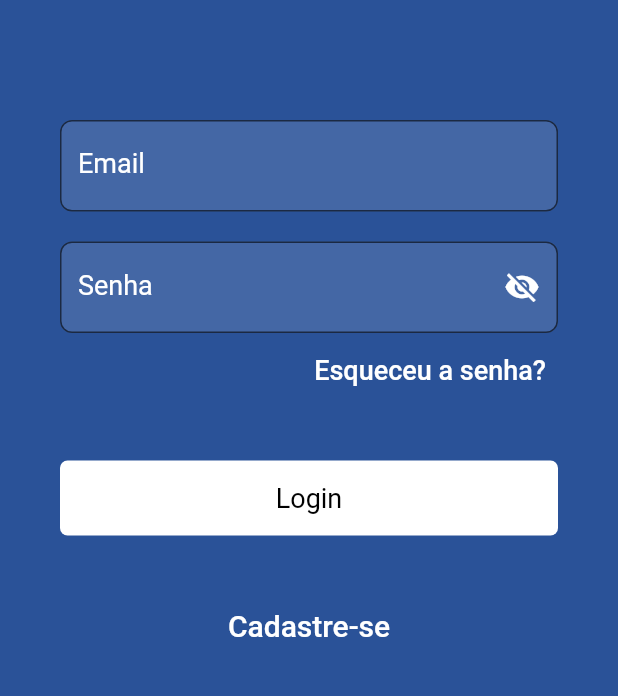
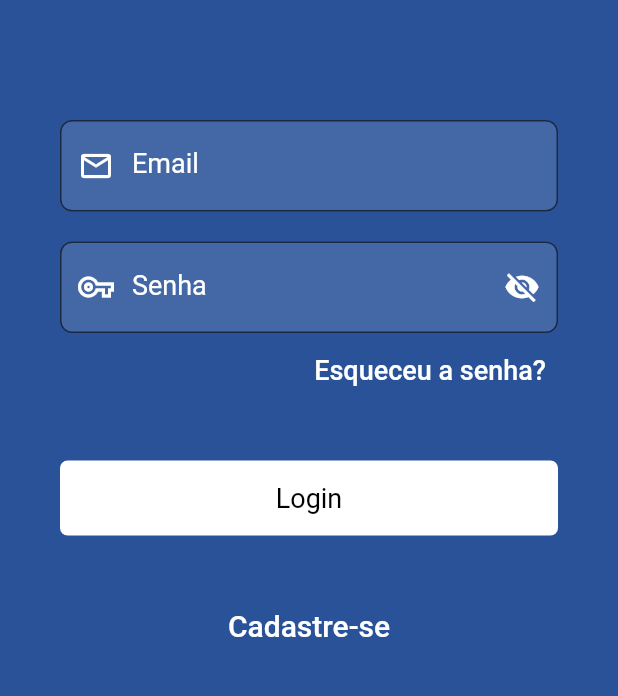
Before and after one commit to eduardoesnc/InsuranceTech, a Flutter app: the screen it shows after launch, on a phone screen of 412 x 824 dp, the part 312-1008 px from its top. Run offline on Flutter 3.47's test engine with Material 2 defaults, Android fonts, the phone set to English and light mode, and no system bars; our stand-ins replace cloud_firestore, email_validator, firebase_auth, firebase_core, firebase_storage, flutter_map and 3 more; missing offline and left inert: flutter_email_sender; accounts and stored records are empty.

Commit message:
'ícones de email e senha em login'

```diff
--- a/lib/pages/login.page.dart
+++ b/lib/pages/login.page.dart
@@ -61,6 +61,10 @@ class _LoginPageState extends State<LoginPage> {
                     decoration: const InputDecoration(
                       filled: true,
                       fillColor: Colors.white12,
+                      prefixIcon: Icon(
+                        Icons.mail_outline,
+                        color: Colors.white,
+                      ),
                       labelText: "Email",
                       border: OutlineInputBorder(
                         borderRadius: BorderRadius.all(
@@ -95,6 +99,10 @@ class _LoginPageState extends State<LoginPage> {
                     decoration: InputDecoration(
                       filled: true,
                       fillColor: Colors.white12,
+                      prefixIcon: Icon(
+                        Icons.vpn_key_outlined,
+                        color: Colors.white,
+                      ),
                       suffixIcon: GestureDetector(
                         child: Icon(
                           _showPassword == true
```
